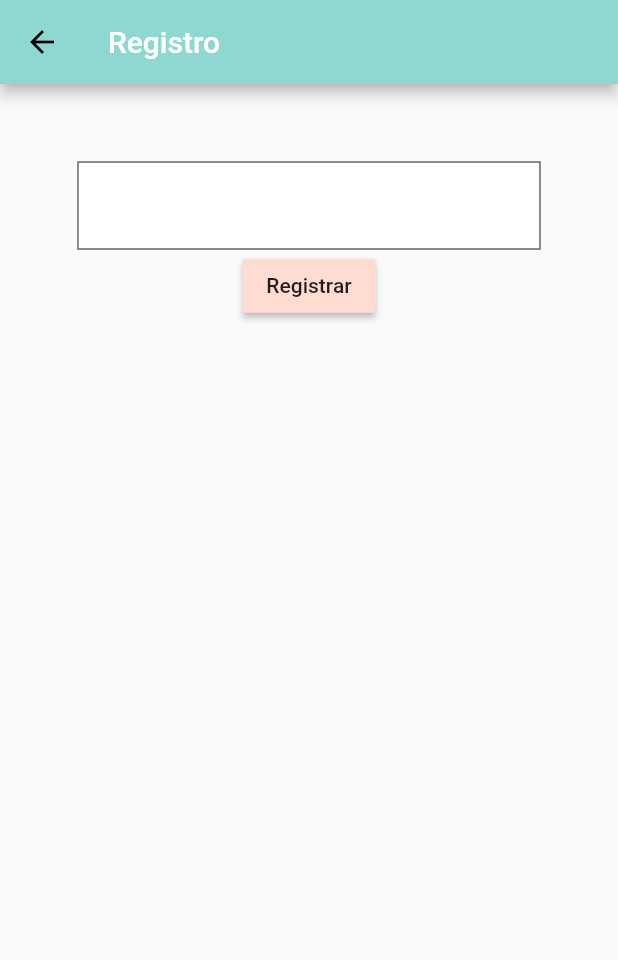
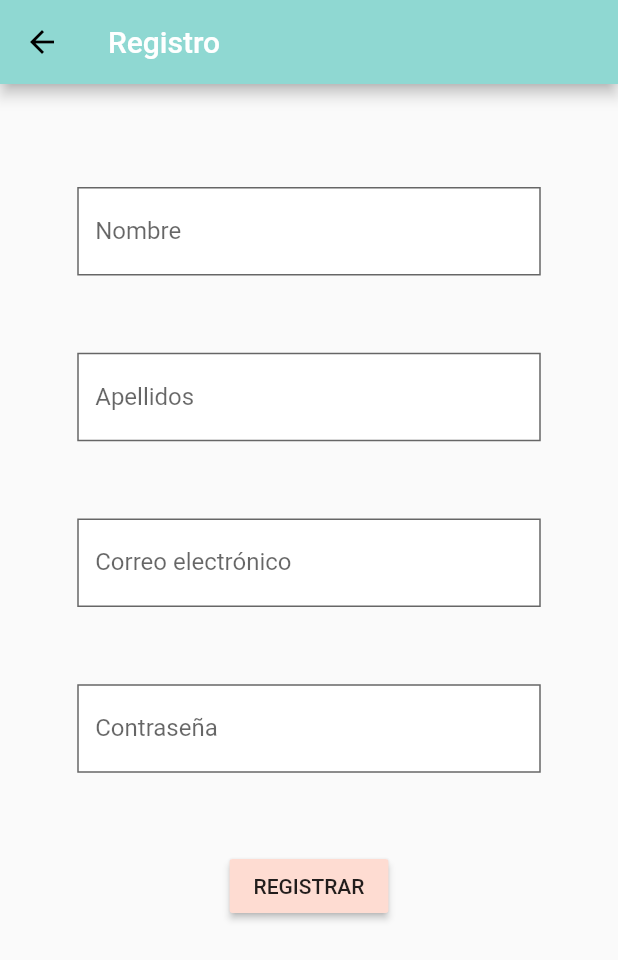
Before and after one commit to CarlosSoPe6/RoomMeMobile, a Flutter app: the Register screen opened by its route, on a phone screen of 412 x 824 dp. Shown: the top 960 px of the screen. Run offline on Flutter 3.47's test engine with Material 2 defaults, Android fonts, the phone set to English and light mode, and no system bars; our stand-ins replace bloc, equatable, flutter_bloc.

```diff
--- a/lib/register.dart
+++ b/lib/register.dart
@@ -48,22 +48,63 @@ class _RegisterState extends State<Register> {
                   child: Column(
                     children: [
                       Padding(
-                        padding: EdgeInsets.only(top: width/8),
+                        padding: EdgeInsets.only(top: width/6, bottom: width/8),
                         child: TextField(
                           decoration: InputDecoration(
                             border: OutlineInputBorder(
                               borderRadius: BorderRadius.circular(0)
                             ),
                             fillColor: Colors.white,
-                            filled: true
+                            filled: true,
+                            labelText: 'Nombre'
                           )
+                        )
+                      ),
+                      Padding(
+                        padding: EdgeInsets.only(bottom: width/8),
+                        child: TextField(
+                          decoration: InputDecoration(
+                            border: OutlineInputBorder(
+                              borderRadius: BorderRadius.circular(0)
+                            ),
+                            fillColor: Colors.white,
+                            filled: true,
+                            labelText: 'Apellidos'
+                          )
+                        )
+                      ),
+                      Padding(
+                        padding: EdgeInsets.only(bottom: width/8),
+                        child: TextField(
+                          decoration: InputDecoration(
+                            border: OutlineInputBorder(
+                              borderRadius: BorderRadius.circular(0)
+                            ),
+                            fillColor: Colors.white,
+                            filled: true,
+                            labelText: 'Correo electrónico'
+                          )
+                        )
+                      ),
+                      Padding(
+                        padding: EdgeInsets.only(bottom: width/8),
+                        child: TextField(
+                          decoration: InputDecoration(
+                            border: OutlineInputBorder(
+                              borderRadius: BorderRadius.circular(0)
+                            ),
+                            fillColor: Colors.white,
+                            filled: true,
+                            labelText: 'Contraseña'
+                          ),
+                          obscureText: true,
                         )
                       ),
                       RaisedButton(
                         onPressed: (){
                           BlocProvider.of<MainBloc>(context).add(RegisterEvent());
                         },
-                        child: Text('Registrar'),
+                        child: Text('REGISTRAR'),
                       )
                     ]
                   )
```
